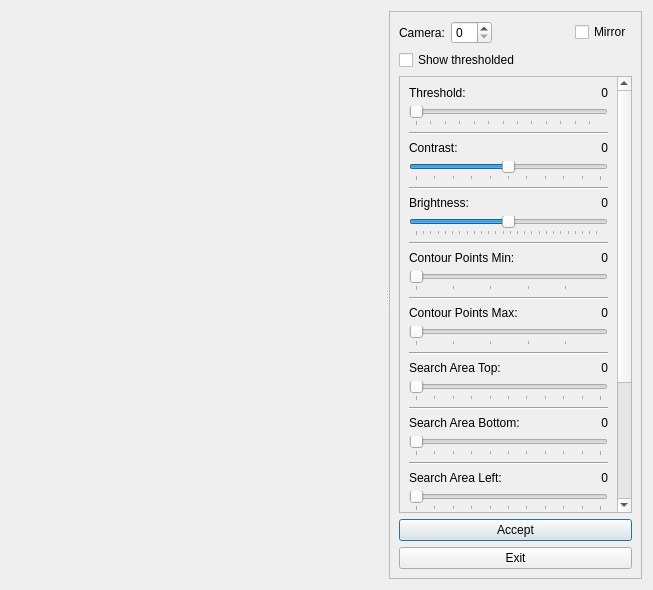
Old version of the form eyetracker/tracker/camera_setup.ui in the repository bjura/SwitchDJ.
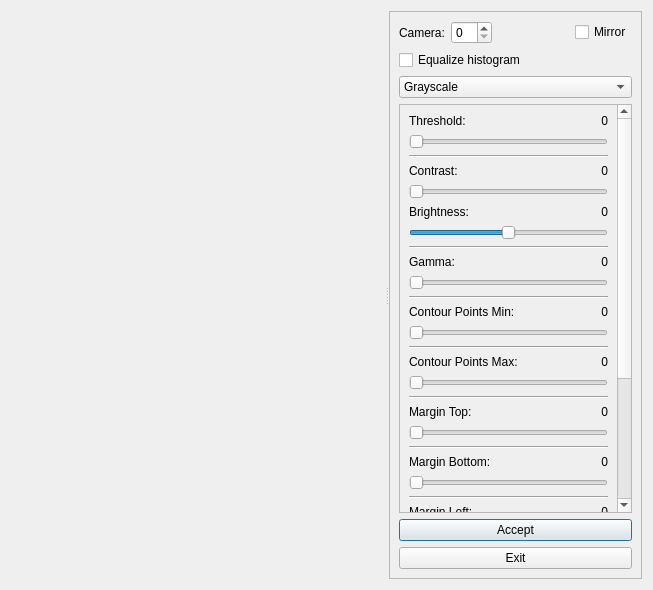
New version of the form. Custom widgets are drawn as their Qt base class.

Commit message: eyetracker refactoring, camera is more configurable

What changed in the file:
```diff
--- a/eyetracker/tracker/camera_setup.ui
+++ b/eyetracker/tracker/camera_setup.ui
@@ -109,12 +109,34 @@
         </layout>
        </item>
        <item>
-        <widget class="QCheckBox" name="checkBox">
+        <widget class="QCheckBox" name="equalizeHistogramCheckBox">
          <property name="text">
-          <string>Show thresholded</string>
+          <string>Equalize histogram</string>
          </property>
         </widget>
        </item>
+       <item>
+        <widget class="QComboBox" name="previewTypeComboBox">
+         <property name="currentIndex">
+          <number>1</number>
+         </property>
+         <item>
+          <property name="text">
+           <string>Color</string>
+          </property>
+         </item>
+         <item>
+          <property name="text">
+           <string>Grayscale</string>
+          </property>
+         </item>
+         <item>
+          <property name="text">
+           <string>Thresholded</string>
+          </property>
+         </item>
+        </widget>
+       </item>
        <item>
         <widget class="QScrollArea" name="scrollArea">
          <property name="sizePolicy">
@@ -133,12 +155,12 @@
           <property name="geometry">
            <rect>
             <x>0</x>
-            <y>0</y>
-            <width>217</width>
-            <height>839</height>
+            <y>-7</y>
+            <width>242</width>
+            <height>846</height>
            </rect>
           </property>
-          <layout class="QVBoxLayout" name="verticalLayout_14">
+          <layout class="QVBoxLayout" name="verticalLayout_15">
            <item>
             <layout class="QVBoxLayout" name="verticalLayout">
              <item>
@@ -164,18 +186,15 @@
              </item>
              <item>
               <widget class="QSlider" name="thresholdSlider">
+               <property name="minimum">
+                <number>1</number>
+               </property>
                <property name="maximum">
                 <number>255</number>
                </property>
                <property name="orientation">
                 <enum>Qt::Horizontal</enum>
                </property>
-               <property name="tickPosition">
-                <enum>QSlider::TicksBelow</enum>
-               </property>
-               <property name="tickInterval">
-                <number>20</number>
-               </property>
               </widget>
              </item>
             </layout>
@@ -213,6 +232,44 @@
              <item>
               <widget class="QSlider" name="contrastSlider">
                <property name="minimum">
+                <number>0</number>
+               </property>
+               <property name="maximum">
+                <number>200</number>
+               </property>
+               <property name="orientation">
+                <enum>Qt::Horizontal</enum>
+               </property>
+              </widget>
+             </item>
+            </layout>
+           </item>
+           <item>
+            <layout class="QVBoxLayout" name="verticalLayout_14">
+             <item>
+              <layout class="QHBoxLayout" name="horizontalLayout_9">
+               <item>
+                <widget class="QLabel" name="thresholdLabel_4">
+                 <property name="text">
+                  <string>Brightness:</string>
+                 </property>
+                </widget>
+               </item>
+               <item>
+                <widget class="QLabel" name="brightnessValueLabel">
+                 <property name="text">
+                  <string>0</string>
+                 </property>
+                 <property name="alignment">
+                  <set>Qt::AlignRight|Qt::AlignTrailing|Qt::AlignVCenter</set>
+                 </property>
+                </widget>
+               </item>
+              </layout>
+             </item>
+             <item>
+              <widget class="QSlider" name="brightnessSlider">
+               <property name="minimum">
                 <number>-100</number>
                </property>
                <property name="maximum">
@@ -221,12 +278,6 @@
                <property name="orientation">
                 <enum>Qt::Horizontal</enum>
                </property>
-               <property name="tickPosition">
-                <enum>QSlider::TicksBelow</enum>
-               </property>
-               <property name="tickInterval">
-                <number>20</number>
-               </property>
               </widget>
              </item>
             </layout>
@@ -245,12 +296,12 @@
                <item>
                 <widget class="QLabel" name="thresholdLabel_3">
                  <property name="text">
-                  <string>Brightness:</string>
+                  <string>Gamma:</string>
                  </property>
                 </widget>
                </item>
                <item>
-                <widget class="QLabel" name="brightnessValueLabel">
+                <widget class="QLabel" name="gammaValueLabel">
                  <property name="text">
                   <string>0</string>
                  </property>
@@ -262,22 +313,16 @@
               </layout>
              </item>
              <item>
-              <widget class="QSlider" name="brightnessSlider">
+              <widget class="QSlider" name="gammaSlider">
                <property name="minimum">
-                <number>-255</number>
+                <number>0</number>
                </property>
                <property name="maximum">
-                <number>255</number>
+                <number>200</number>
                </property>
                <property name="orientation">
                 <enum>Qt::Horizontal</enum>
                </property>
-               <property name="tickPosition">
-                <enum>QSlider::TicksBelow</enum>
-               </property>
-               <property name="tickInterval">
-                <number>20</number>
-               </property>
               </widget>
              </item>
             </layout>
@@ -313,9 +358,9 @@
               </layout>
              </item>
              <item>
-              <widget class="QSlider" name="pointMinSlider">
+              <widget class="QSlider" name="pointsMinSlider">
                <property name="minimum">
-                <number>5</number>
+                <number>3</number>
                </property>
                <property name="maximum">
                 <number>500</number>
@@ -323,12 +368,6 @@
                <property name="orientation">
                 <enum>Qt::Horizontal</enum>
                </property>
-               <property name="tickPosition">
-                <enum>QSlider::TicksBelow</enum>
-               </property>
-               <property name="tickInterval">
-                <number>100</number>
-               </property>
               </widget>
              </item>
             </layout>
@@ -364,22 +403,16 @@
               </layout>
              </item>
              <item>
-              <widget class="QSlider" name="pointMaxSlider">
+              <widget class="QSlider" name="pointsMaxSlider">
                <property name="minimum">
                 <number>5</number>
                </property>
                <property name="maximum">
-                <number>500</number>
+                <number>1000</number>
                </property>
                <property name="orientation">
                 <enum>Qt::Horizontal</enum>
                </property>
-               <property name="tickPosition">
-                <enum>QSlider::TicksBelow</enum>
-               </property>
-               <property name="tickInterval">
-                <number>100</number>
-               </property>
               </widget>
              </item>
             </layout>
@@ -398,12 +431,12 @@
                <item>
                 <widget class="QLabel" name="searchAreaVerticalLabel">
                  <property name="text">
-                  <string>Search Area Top:</string>
+                  <string>Margin Top:</string>
                  </property>
                 </widget>
                </item>
                <item>
-                <widget class="QLabel" name="searchAreaTopValueLabel">
+                <widget class="QLabel" name="marginTopValueLabel">
                  <property name="text">
                   <string>0</string>
                  </property>
@@ -415,19 +448,13 @@
               </layout>
              </item>
              <item>
-              <widget class="QSlider" name="searchAreaTopSlider">
+              <widget class="QSlider" name="marginTopSlider">
                <property name="maximum">
                 <number>100</number>
                </property>
                <property name="orientation">
                 <enum>Qt::Horizontal</enum>
                </property>
-               <property name="tickPosition">
-                <enum>QSlider::TicksBelow</enum>
-               </property>
-               <property name="tickInterval">
-                <number>10</number>
-               </property>
               </widget>
              </item>
             </layout>
@@ -446,12 +473,12 @@
                <item>
                 <widget class="QLabel" name="searchAreaVerticalLabel_2">
                  <property name="text">
-                  <string>Search Area Bottom:</string>
+                  <string>Margin Bottom:</string>
                  </property>
                 </widget>
                </item>
                <item>
-                <widget class="QLabel" name="searchAreaBottomValueLabel">
+                <widget class="QLabel" name="marginBottomValueLabel">
                  <property name="text">
                   <string>0</string>
                  </property>
@@ -463,19 +490,13 @@
               </layout>
              </item>
              <item>
-              <widget class="QSlider" name="searchAreaBottomSlider">
+              <widget class="QSlider" name="marginBottomSlider">
                <property name="maximum">
                 <number>100</number>
                </property>
                <property name="orientation">
                 <enum>Qt::Horizontal</enum>
                </property>
-               <property name="tickPosition">
-                <enum>QSlider::TicksBelow</enum>
-               </property>
-               <property name="tickInterval">
-                <number>10</number>
-               </property>
               </widget>
              </item>
             </layout>
@@ -494,12 +515,12 @@
                <item>
                 <widget class="QLabel" name="searchAreaHorizontalLabel">
                  <property name="text">
-                  <string>Search Area Left:</string>
+                  <string>Margin Left:</string>
                  </property>
                 </widget>
                </item>
                <item>
-                <widget class="QLabel" name="searchAreaLeftValueLabel">
+                <widget class="QLabel" name="marginLeftValueLabel">
                  <property name="text">
                   <string>0</string>
                  </property>
@@ -511,19 +532,13 @@
               </layout>
              </item>
              <item>
-              <widget class="QSlider" name="searchAreaLeftSlider">
+              <widget class="QSlider" name="marginLeftSlider">
                <property name="maximum">
                 <number>100</number>
                </property>
                <property name="orientation">
                 <enum>Qt::Horizontal</enum>
                </property>
-               <property name="tickPosition">
-                <enum>QSlider::TicksBelow</enum>
-               </property>
-               <property name="tickInterval">
-                <number>10</number>
-               </property>
               </widget>
              </item>
             </layout>
@@ -542,12 +557,12 @@
                <item>
                 <widget class="QLabel" name="searchAreaHorizontalLabel_2">
                  <property name="text">
-                  <string>Search Area Right:</string>
+                  <string>Margin Right:</string>
                  </property>
                 </widget>
                </item>
                <item>
-                <widget class="QLabel" name="searchAreaRightValueLabel">
+                <widget class="QLabel" name="marginRightValueLabel">
                  <property name="text">
                   <string>0</string>
                  </property>
@@ -559,19 +574,13 @@
               </layout>
              </item>
              <item>
-              <widget class="QSlider" name="searchAreaRightSlider">
+              <widget class="QSlider" name="marginRightSlider">
                <property name="maximum">
                 <number>100</number>
                </property>
                <property name="orientation">
                 <enum>Qt::Horizontal</enum>
                </property>
-               <property name="tickPosition">
-                <enum>QSlider::TicksBelow</enum>
-               </property>
-               <property name="tickInterval">
-                <number>10</number>
-               </property>
               </widget>
              </item>
             </layout>
@@ -612,17 +621,11 @@
                 <number>1</number>
                </property>
                <property name="maximum">
-                <number>200</number>
+                <number>100</number>
                </property>
                <property name="orientation">
                 <enum>Qt::Horizontal</enum>
                </property>
-               <property name="tickPosition">
-                <enum>QSlider::TicksBelow</enum>
-               </property>
-               <property name="tickInterval">
-                <number>50</number>
-               </property>
               </widget>
              </item>
             </layout>
@@ -663,17 +666,11 @@
                 <number>1</number>
                </property>
                <property name="maximum">
-                <number>200</number>
+                <number>100</number>
                </property>
                <property name="orientation">
                 <enum>Qt::Horizontal</enum>
                </property>
-               <property name="tickPosition">
-                <enum>QSlider::TicksBelow</enum>
-               </property>
-               <property name="tickInterval">
-                <number>50</number>
-               </property>
               </widget>
              </item>
             </layout>
@@ -683,7 +680,7 @@
         </widget>
        </item>
        <item>
-        <widget class="QPushButton" name="calibrationButton">
+        <widget class="QPushButton" name="acceptButton">
          <property name="text">
           <string>Accept</string>
          </property>
```
The commit also changes 5 other files.
